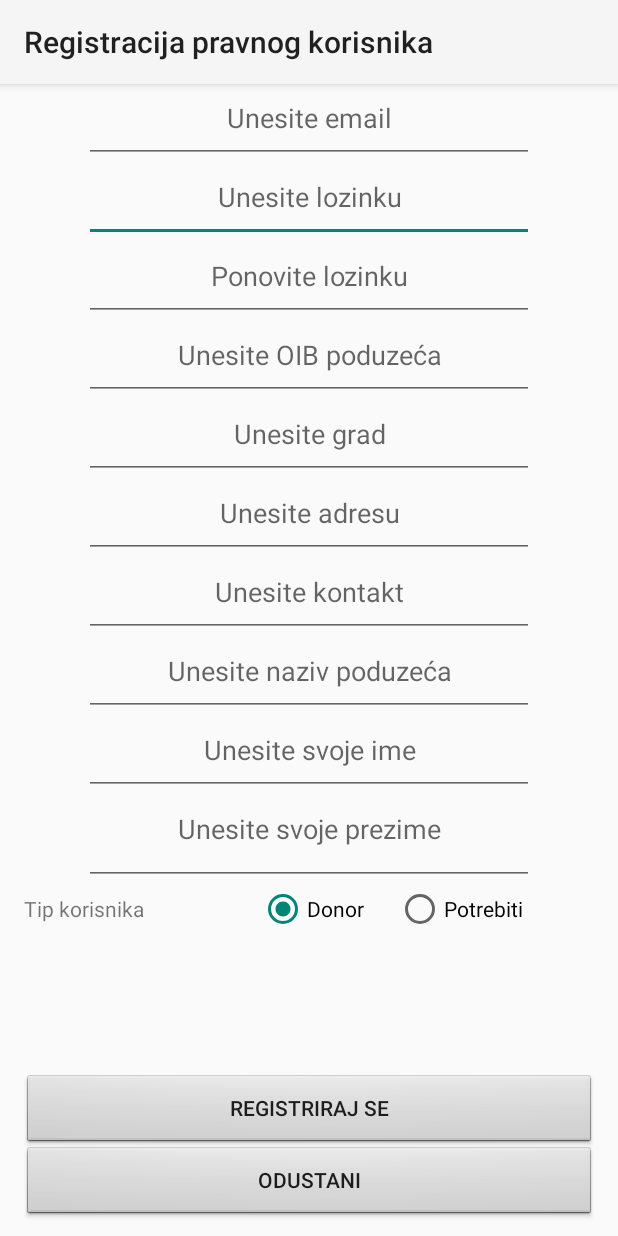
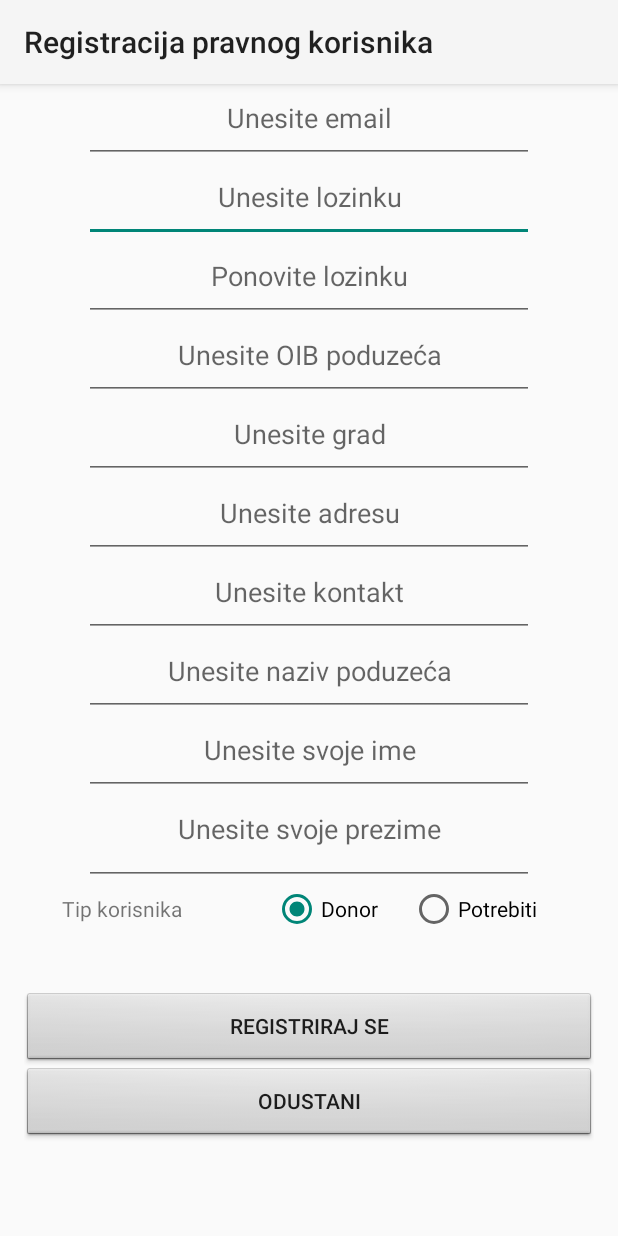
Before and after one commit to valkrhlan/FoodDonor, an Android app: the RegistracijaPravniKorisnik screen opened directly, with no data from a screen before it, on a phone screen of 412 x 824 dp. Run offline under Robolectric (Android 15) with nearby library versions, the phone set to English and light mode, and no system bars; our stand-ins replace ButterKnife.

Commit message:
Popravak "odustani" buttona
Nedokučivo pozicioniranje gumba bez obzira na layout, nakon je dokučeno.

```diff
--- a/FoodDonor/app/src/main/res/layout/activity_registracija_fizicki.xml
+++ b/FoodDonor/app/src/main/res/layout/activity_registracija_fizicki.xml
@@ -156,8 +156,8 @@
             tools:background="@android:drawable/btn_default"
             android:layout_below="@+id/editPrezimeRF"
             android:layout_marginTop="8dp"
-            android:layout_alignParentEnd="true"
-            android:layout_alignStart="@+id/editPrezimeRF" />
+            android:layout_alignStart="@+id/editPrezimeRF"
+            android:layout_alignEnd="@+id/editPrezimeRF" />
 
         <Button
         android:text="Odustani"
@@ -166,9 +166,9 @@
         android:id="@+id/buttonOdustaniRF"
         android:background="@android:drawable/btn_default_small"
         tools:background="@android:drawable/btn_default"
-            android:layout_marginBottom="25dp"
-            android:layout_alignParentBottom="true"
+
+            android:layout_below="@+id/buttonRegistrirajSeRF"
             android:layout_alignStart="@+id/buttonRegistrirajSeRF"
-            android:layout_alignParentEnd="true" />
+            android:layout_alignEnd="@+id/buttonRegistrirajSeRF" />
     </RelativeLayout>
 </ScrollView>
--- a/FoodDonor/app/src/main/res/layout/activity_registracija_pravni.xml
+++ b/FoodDonor/app/src/main/res/layout/activity_registracija_pravni.xml
@@ -19,15 +19,16 @@
     >
 
         <RadioGroup
+        android:paddingLeft="25dp"
         android:layout_width="wrap_content"
         android:layout_height="50dp"
         android:orientation="horizontal"
         android:paddingBottom="18dp"
         android:id="@+id/radioGroup"
         android:layout_below="@+id/editPrezimeRP"
-        android:layout_alignParentEnd="true"
-        android:layout_alignParentStart="true"
-        android:weightSum="1">
+        android:weightSum="1"
+        android:layout_alignEnd="@+id/buttonRegistrirajSeRP"
+        android:layout_alignParentStart="true">
 
         <TextView
 
@@ -58,29 +59,6 @@
 
     </RadioGroup>
 
-
-        <Button
-            android:text="Odustani"
-            android:layout_width="wrap_content"
-            android:layout_height="wrap_content"
-            android:id="@+id/buttonOdustaniRP"
-            android:background="@android:drawable/btn_default_small"
-
-            android:layout_alignParentBottom="true"
-            android:layout_alignParentStart="true"
-            android:layout_marginBottom="11dp"
-            android:layout_alignParentEnd="true" />
-
-        <Button
-            android:text="Registriraj se"
-            android:layout_width="wrap_content"
-            android:layout_height="wrap_content"
-            android:id="@+id/buttonRegistrirajSeRP"
-            android:background="@android:drawable/btn_default_small"
-            tools:background="@android:drawable/btn_default"
-            android:layout_above="@+id/buttonOdustaniRP"
-            android:layout_alignParentStart="true"
-            android:layout_alignParentEnd="true" />
 
         <EditText
             android:paddingBottom="18dp"
@@ -214,5 +192,30 @@
             android:layout_below="@+id/editImeRP"
             android:layout_centerHorizontal="true" />
 
+        <Button
+            android:text="Registriraj se"
+            android:layout_width="wrap_content"
+            android:layout_height="wrap_content"
+            android:id="@+id/buttonRegistrirajSeRP"
+            android:background="@android:drawable/btn_default_small"
+            tools:background="@android:drawable/btn_default"
+
+            android:layout_below="@+id/radioGroup"
+            android:layout_alignParentStart="true"
+            android:layout_marginTop="22dp"
+            android:layout_alignParentEnd="true" />
+
+        <Button
+            android:text="Odustani"
+            android:layout_width="wrap_content"
+            android:layout_height="wrap_content"
+            android:id="@+id/buttonOdustaniRP"
+            android:background="@android:drawable/btn_default_small"
+
+            android:layout_below="@+id/buttonRegistrirajSeRP"
+            android:layout_alignParentStart="true"
+            android:layout_marginTop="2dp"
+            android:layout_alignParentEnd="true" />
+
     </RelativeLayout>
 </ScrollView>
```
